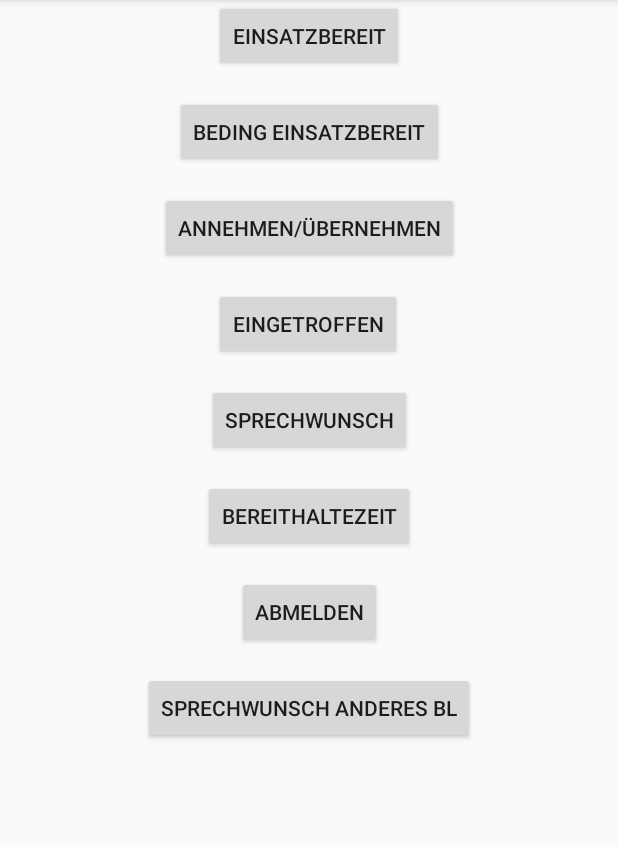
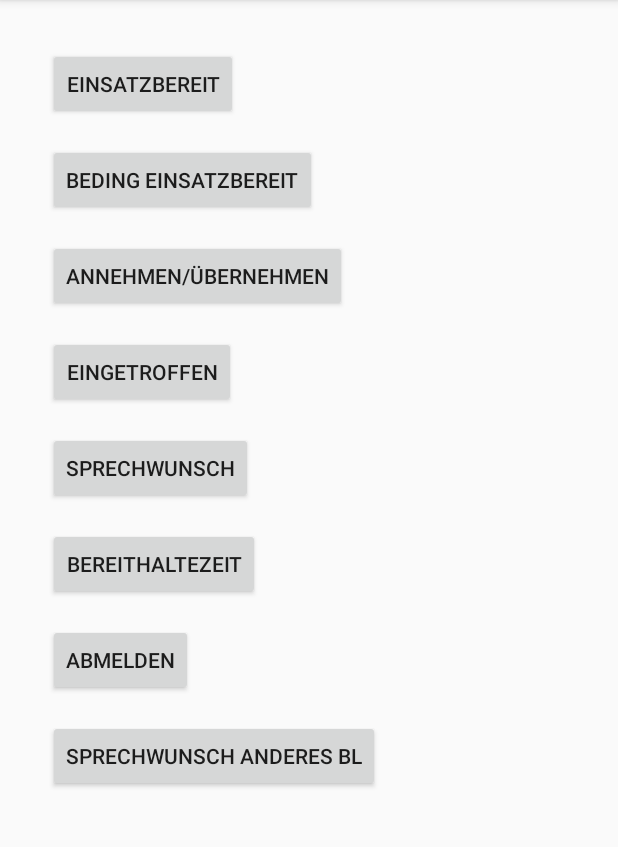
Before and after one commit to morrinxx/PolizeiLeitstelle, an Android app: the MainFragment screen opened through its navigation route, on a phone screen of 412 x 824 dp, the part 84-931 px from its top. Run offline under Robolectric (Android 15) with nearby library versions, the phone set to English and light mode, and no system bars; our stand-ins replace data binding; libraries missing offline, so code that uses them is left out: org.eclipse.paho; 5 statements that could not run were skipped.

Commit message:
Fixed Status publish

```diff
--- a/MobileApp/app/src/main/AndroidManifest.xml
+++ b/MobileApp/app/src/main/AndroidManifest.xml
@@ -4,8 +4,9 @@
 
     <uses-permission android:name="android.permission.WAKE_LOCK" />
     <uses-permission android:name="android.permission.ACCESS_NETWORK_STATE" />
-    <uses-permission android:name="android.permission.INTERNET" /> <!-- For FingerprintAuthentication -->
+    <uses-permission android:name="android.permission.INTERNET" />
     <uses-permission android:name="android.permission.USE_BIOMETRIC" />
+    <uses-permission android:name="android.permission.ACCESS_FINE_LOCATION" />
 
     <application
         android:allowBackup="true"
--- a/MobileApp/app/src/main/java/at/htlleonding/policemobileclient/MainActivity.kt
+++ b/MobileApp/app/src/main/java/at/htlleonding/policemobileclient/MainActivity.kt
@@ -2,41 +2,42 @@ package at.htlleonding.policemobileclient
 
 import android.content.Context
 import android.content.Intent
-import androidx.appcompat.app.AppCompatActivity
+import android.location.Location
+import android.location.LocationManager
 import android.os.Bundle
 import android.util.Log
 import android.view.Menu
 import android.view.MenuItem
-import android.widget.Toast
-import androidx.biometric.BiometricPrompt
+import androidx.appcompat.app.AppCompatActivity
 import androidx.navigation.NavController
-import androidx.navigation.findNavController
-import kotlinx.android.synthetic.main.activity_main.*
-import kotlinx.android.synthetic.main.activity_settings.*
-import kotlinx.android.synthetic.main.fragment_authenication.*
+import at.htlleonding.policemobileclient.MQTT.disconnectMqttClient
 import org.eclipse.paho.android.service.MqttAndroidClient
-import org.eclipse.paho.client.mqttv3.*
-import org.eclipse.paho.client.mqttv3.MqttAsyncClient.generateClientId
-import org.eclipse.paho.client.mqttv3.MqttClient.generateClientId
-import java.util.concurrent.Executors
+import org.eclipse.paho.client.mqttv3.MqttException
 
 class MainActivity : AppCompatActivity() {
 
     private lateinit var navController: NavController
+    private lateinit var locationManager : LocationManager
     companion object{
-        private val LOG_TAG = this::javaClass.toString()
+        private val LOG_TAG = this::class.java.toString()
         const val PREFERENCE_FILENAME = "PoliceMobileClientPreferences"
         const val DISTRICT_KEY = "DISTRICT_KEY"
         const val NAME_KEY = "NAME_KEY"
+        const val UUID_KEY = "UUID_KEY"
         var district = -1
         var name = ""
         lateinit var mqttAndroidClient: MqttAndroidClient
     }
 
+
     override fun onCreate(savedInstanceState: Bundle?) {
         super.onCreate(savedInstanceState)
-        connectMqttClient(applicationContext)
         loadPreferences()
+
+        locationManager = getSystemService(Context.LOCATION_SERVICE) as LocationManager
+
+//        locationManager.requestSingleUpdate(LocationManager.GPS_PROVIDER, )
+//        Log.d("Location", location.longitude.toString())
 
         setContentView(R.layout.activity_main)
     }
@@ -60,50 +61,16 @@ class MainActivity : AppCompatActivity() {
             else -> super.onOptionsItemSelected(item)
         }
 
-    private fun connectMqttClient(applicationContext: Context){
-        mqttAndroidClient = MqttAndroidClient ( applicationContext,"tcp://broker.hivemq.com:1883","testLMAOasdfs"/*"PoliceApp" + Date().toString()*/)
-        val mqttOptions = MqttConnectOptions()
-        mqttOptions.isAutomaticReconnect = true
-        mqttOptions.isCleanSession = false
-        try {
-            mqttAndroidClient.connect(mqttOptions, null, object: IMqttActionListener{
-                override fun onSuccess(asyncActionToken: IMqttToken?) {
-                    Log.d("Connection", "Success")
-                }
-
-                override fun onFailure(asyncActionToken: IMqttToken?, exception: Throwable?) {
-                    Log.d("Connection", "Failure, \n" + exception?.message + " \n\n\n" + exception?.toString())
-                }
-            })
-        }catch (ex: MqttException){
-            ex.printStackTrace()
-        }
-        /*try {
-            val token = mqttAndroidClient.connect()
-            token.actionCallback = object : IMqttActionListener {
-                override fun onSuccess(asyncActionToken: IMqttToken)                        {
-                    Log.i("Connection", "success ")
-                    //connectionStatus = true
-                    // Give your callback on connection established here
-                }
-                override fun onFailure(asyncActionToken: IMqttToken, exception: Throwable) {
-                    //connectionStatus = false
-                    Log.i("Connection", "failure")
-                    // Give your callback on connection failure here
-                    exception.printStackTrace()
-                }
-            }
-        } catch (e: MqttException) {
-            // Give your callback on connection failure here
-            e.printStackTrace()
-        }*/
-
-    }
-    private fun loadPreferences() {
+    fun loadPreferences() {
         val preferences = this.applicationContext
             .getSharedPreferences(PREFERENCE_FILENAME, Context.MODE_PRIVATE)
         district = preferences.getInt(DISTRICT_KEY, -1)
         name = preferences.getString(NAME_KEY, "Auto1")!!
         Log.d(LOG_TAG, "loaded preferences: $district    $name")
     }
+
+    override fun onDestroy() {
+        if(mqttAndroidClient.isConnected) disconnectMqttClient()
+        super.onDestroy()
+    }
 }
--- a/MobileApp/app/src/main/java/at/htlleonding/policemobileclient/MainFragment.kt
+++ b/MobileApp/app/src/main/java/at/htlleonding/policemobileclient/MainFragment.kt
@@ -1,27 +1,20 @@
 package at.htlleonding.policemobileclient
 
-import android.content.Context
 import android.os.Bundle
-import android.util.Log
-import androidx.fragment.app.Fragment
 import android.view.LayoutInflater
 import android.view.View
 import android.view.ViewGroup
 import androidx.databinding.DataBindingUtil
-import at.htlleonding.policemobileclient.MainActivity.Companion.mqttAndroidClient
+import androidx.fragment.app.Fragment
+import at.htlleonding.policemobileclient.MQTT.connectMqttClient
+import at.htlleonding.policemobileclient.MQTT.disconnectMqttClient
+import at.htlleonding.policemobileclient.MQTT.publishStatus
 import at.htlleonding.policemobileclient.databinding.FragmentMainBinding
-import org.eclipse.paho.android.service.MqttAndroidClient
-import org.eclipse.paho.client.mqttv3.IMqttActionListener
-import org.eclipse.paho.client.mqttv3.IMqttToken
-import org.eclipse.paho.client.mqttv3.MqttException
-import java.util.*
 
 class MainFragment : Fragment() {
     companion object{
-        private val LOG_TAG = this.javaClass.simpleName
+        private val LOG_TAG = this::class.java.simpleName
     }
-
-    private var connectionStatus: Boolean = false
 
     override fun onCreateView(
         inflater: LayoutInflater, container: ViewGroup?,
@@ -30,32 +23,24 @@ class MainFragment : Fragment() {
         val binding : FragmentMainBinding = DataBindingUtil.inflate(
             inflater, R.layout.fragment_main, container, false
         )
-        //connectMqttClient(requireContext())
+        connectMqttClient(applicationContext = requireContext())
+
+        binding.btMainStatus1.setOnClickListener { publishStatus(requireContext(), 1) }
+        binding.btMainStatus2.setOnClickListener { publishStatus(requireContext(), 2) }
+        binding.btMainStatus3.setOnClickListener { publishStatus(requireContext(), 3) }
+        binding.btMainStatus4.setOnClickListener { publishStatus(requireContext(), 4) }
+        binding.btMainStatus5.setOnClickListener { publishStatus(requireContext(), 5) }
+        binding.btMainStatus6.setOnClickListener { publishStatus(requireContext(), 6) }
+        binding.btMainStatus7.setOnClickListener { publishStatus(requireContext(), 7) }
+        binding.btMainStatus8.setOnClickListener { publishStatus(requireContext(), 8) }
+
         return binding.root
     }
 
-    private fun connectMqttClient(applicationContext: Context){
-        mqttAndroidClient = MqttAndroidClient ( applicationContext,"broker.hivemq.com","testLMAO"/*"PoliceApp" + Date().toString()*/)
-        try {
-            val token = mqttAndroidClient.connect()
-            token.actionCallback = object : IMqttActionListener {
-                override fun onSuccess(asyncActionToken: IMqttToken)                        {
-                    Log.i("Connection", "success ")
-                    connectionStatus = true
-                    // Give your callback on connection established here
-                }
-                override fun onFailure(asyncActionToken: IMqttToken, exception: Throwable) {
-                    connectionStatus = false
-                    Log.i("Connection", "failure")
-                    // Give your callback on connection failure here
-                    exception.printStackTrace()
-                }
-            }
-        } catch (e: MqttException) {
-            // Give your callback on connection failure here
-            e.printStackTrace()
-        }
 
+
+    override fun onDestroy() {
+        disconnectMqttClient()
+        super.onDestroy()
     }
-
 }
--- a/MobileApp/app/src/main/java/at/htlleonding/policemobileclient/SettingsActivity.kt
+++ b/MobileApp/app/src/main/java/at/htlleonding/policemobileclient/SettingsActivity.kt
@@ -71,7 +71,9 @@ class SettingsActivity : AppCompatActivity(), AdapterView.OnItemSelectedListener
             .edit()
         preferences.putInt(MainActivity.DISTRICT_KEY, district)
         preferences.putString(MainActivity.NAME_KEY, name)
-        preferences.commit()
+        preferences.apply()
+        MainActivity.district = district
+        MainActivity.name = name
         Log.d(LOG_TAG, "saved preferences: $district   $name")
         finish()
     }
--- a/MobileApp/app/src/main/res/layout/fragment_main.xml
+++ b/MobileApp/app/src/main/res/layout/fragment_main.xml
@@ -16,17 +16,17 @@
             android:layout_height="wrap_content"
             android:layout_marginTop="16dp"
             android:text="@string/status_4"
-            app:layout_constraintEnd_toEndOf="parent"
-            app:layout_constraintHorizontal_bias="0.498"
-            app:layout_constraintStart_toStartOf="parent"
+            app:layout_constraintStart_toStartOf="@+id/bt_main_status_3"
             app:layout_constraintTop_toBottomOf="@+id/bt_main_status_3" />
 
         <Button
             android:id="@+id/bt_main_status_1"
             android:layout_width="wrap_content"
             android:layout_height="wrap_content"
+            android:layout_marginStart="32dp"
+            android:layout_marginLeft="32dp"
+            android:layout_marginTop="32dp"
             android:text="@string/status_1"
-            app:layout_constraintEnd_toEndOf="parent"
             app:layout_constraintStart_toStartOf="parent"
             app:layout_constraintTop_toTopOf="parent" />
 
@@ -36,8 +36,7 @@
             android:layout_height="wrap_content"
             android:layout_marginTop="16dp"
             android:text="@string/status_2"
-            app:layout_constraintEnd_toEndOf="parent"
-            app:layout_constraintStart_toStartOf="parent"
+            app:layout_constraintStart_toStartOf="@+id/bt_main_status_1"
             app:layout_constraintTop_toBottomOf="@+id/bt_main_status_1" />
 
         <Button
@@ -46,8 +45,7 @@
             android:layout_height="wrap_content"
             android:layout_marginTop="16dp"
             android:text="@string/status_3"
-            app:layout_constraintEnd_toEndOf="parent"
-            app:layout_constraintStart_toStartOf="parent"
+            app:layout_constraintStart_toStartOf="@+id/bt_main_status_2"
             app:layout_constraintTop_toBottomOf="@+id/bt_main_status_2" />
 
         <Button
@@ -56,8 +54,7 @@
             android:layout_height="wrap_content"
             android:layout_marginTop="16dp"
             android:text="@string/status_5"
-            app:layout_constraintEnd_toEndOf="parent"
-            app:layout_constraintStart_toStartOf="parent"
+            app:layout_constraintStart_toStartOf="@+id/bt_main_status_4"
             app:layout_constraintTop_toBottomOf="@+id/bt_main_status_4" />
 
         <Button
@@ -66,8 +63,7 @@
             android:layout_height="wrap_content"
             android:layout_marginTop="16dp"
             android:text="@string/status_6"
-            app:layout_constraintEnd_toEndOf="parent"
-            app:layout_constraintStart_toStartOf="parent"
+            app:layout_constraintStart_toStartOf="@+id/bt_main_status_5"
             app:layout_constraintTop_toBottomOf="@+id/bt_main_status_5" />
 
         <Button
@@ -76,8 +72,7 @@
             android:layout_height="wrap_content"
             android:layout_marginTop="16dp"
             android:text="@string/status_7"
-            app:layout_constraintEnd_toEndOf="parent"
-            app:layout_constraintStart_toStartOf="parent"
+            app:layout_constraintStart_toStartOf="@+id/bt_main_status_6"
             app:layout_constraintTop_toBottomOf="@+id/bt_main_status_6" />
 
         <Button
@@ -86,8 +81,7 @@
             android:layout_height="wrap_content"
             android:layout_marginTop="16dp"
             android:text="@string/status_8"
-            app:layout_constraintEnd_toEndOf="parent"
-            app:layout_constraintStart_toStartOf="parent"
+            app:layout_constraintStart_toStartOf="@+id/bt_main_status_7"
             app:layout_constraintTop_toBottomOf="@+id/bt_main_status_7" />
 
     </androidx.constraintlayout.widget.ConstraintLayout>
```
Also changed, not shown: MobileApp/app/src/main/java/at/htlleonding/policemobileclient/MQTT/MqttConnection.kt (added, +92 -0 lines).
